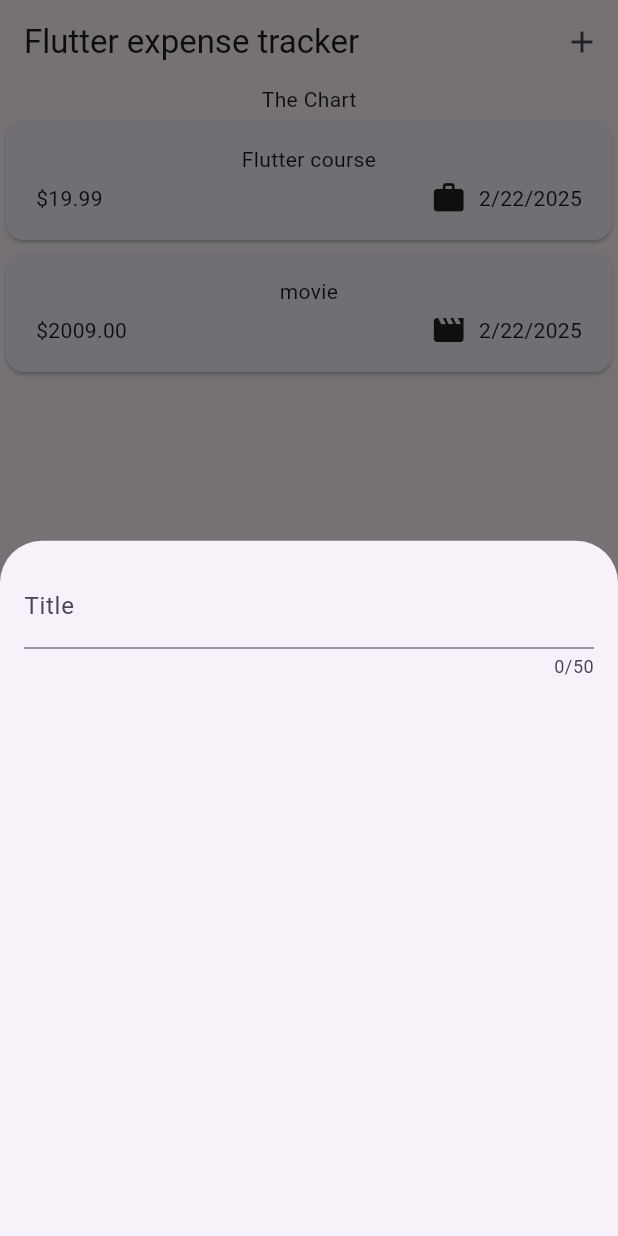
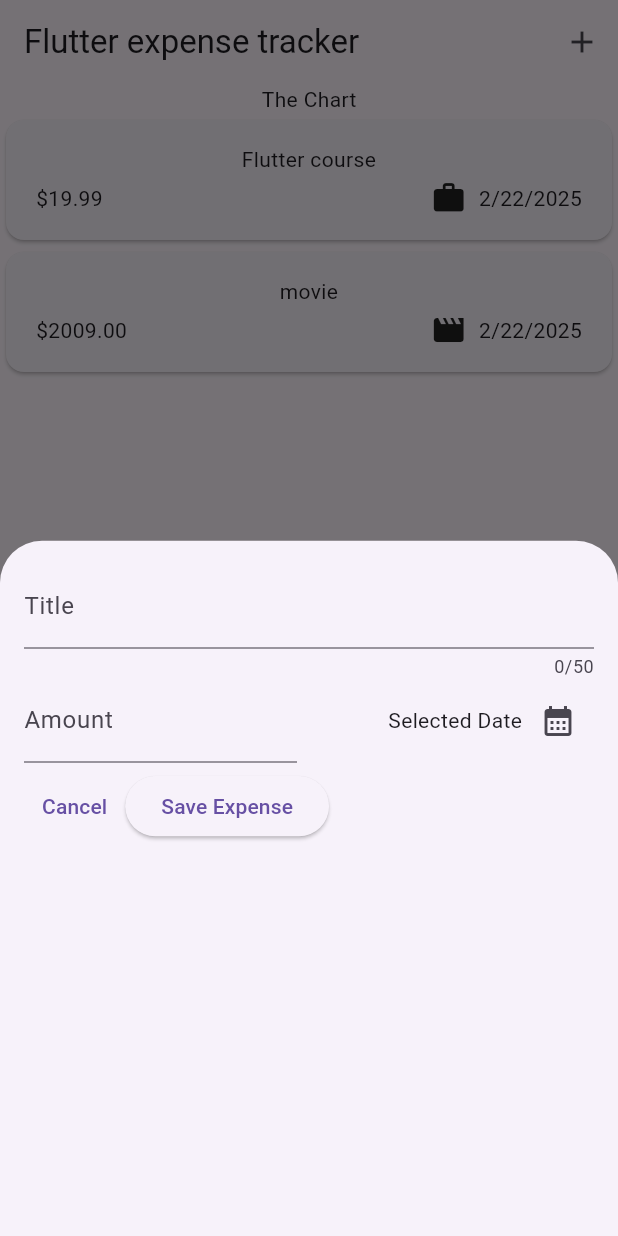
Before and after one commit to avikcodes04/ExpenseTracker, a Flutter app: the screen it shows after launch, after a tap on the "add" icon, on a phone screen of 412 x 824 dp. Run offline on Flutter 3.47's test engine with Material 3 defaults, Android fonts, the phone set to English and light mode, and no system bars.

Commit message:
Updated [added date icon]

```diff
--- a/lib/widgets/expenses.dart
+++ b/lib/widgets/expenses.dart
@@ -26,7 +26,10 @@ class _ExpensesState extends State<Expenses> {
     ),
   ];
   void _openAddExpenseOverlay() {
-    showModalBottomSheet(context: context, builder: (ctx) => NewExpense());
+    showModalBottomSheet(
+      context: context,
+      builder: (ctx) => const NewExpense(),
+    );
   }
 
   @override
--- a/lib/widgets/new_expense.dart
+++ b/lib/widgets/new_expense.dart
@@ -8,6 +8,15 @@ class NewExpense extends StatefulWidget {
 }
 
 class _NewExpenseState extends State<NewExpense> {
+  final _titleController = TextEditingController();
+  final _amountController = TextEditingController();
+  @override
+  void dispose() {
+    _titleController.dispose();
+    _amountController.dispose();
+    super.dispose();
+  }
+
   @override
   Widget build(BuildContext context) {
     return Padding(
@@ -15,8 +24,50 @@ class _NewExpenseState extends State<NewExpense> {
       child: Column(
         children: [
           TextField(
+            controller: _titleController,
             maxLength: 50,
             decoration: InputDecoration(label: Text("Title")),
+          ),
+          Row(
+            children: [
+              Expanded(
+                child: TextField(
+                  controller: _amountController,
+
+                  keyboardType: TextInputType.number,
+                  decoration: InputDecoration(
+                    prefixText: " ₹ ",
+                    label: Text("Amount"),
+                  ),
+                ),
+              ),
+              const SizedBox(width: 16),
+              Expanded(
+                child: Row(
+                  mainAxisAlignment: MainAxisAlignment.end,
+                  crossAxisAlignment: CrossAxisAlignment.center,
+                  children: [
+                    Text("Selected Date"),
+                    IconButton(
+                      onPressed: () {},
+                      icon: Icon(Icons.calendar_month),
+                    ),
+                  ],
+                ),
+              ),
+            ],
+          ),
+          SizedBox(height: 5),
+          Row(
+            children: [
+              TextButton(
+                onPressed: () {
+                  Navigator.pop(context);
+                },
+                child: Text("Cancel"),
+              ),
+              ElevatedButton(onPressed: () {}, child: Text("Save Expense")),
+            ],
           ),
         ],
       ),
```
